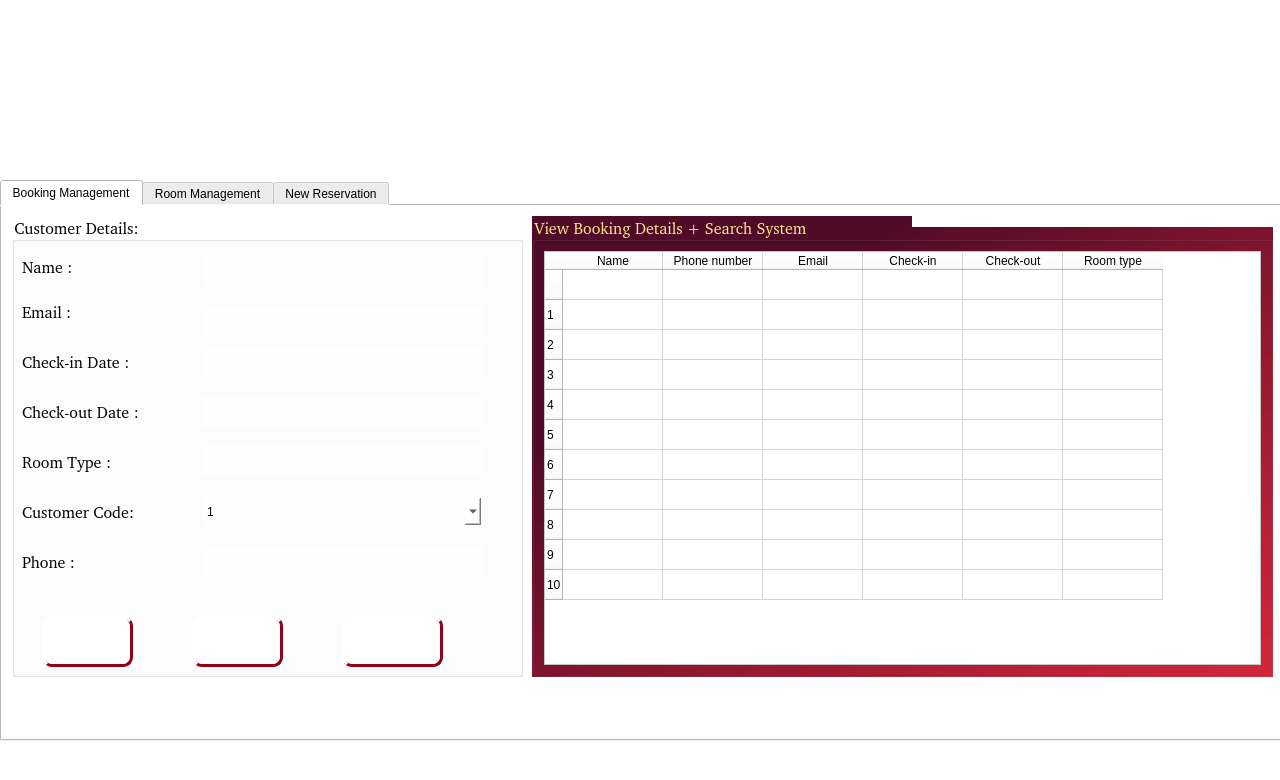
First picture: the form in ui/MainWindowManagement.ui, repository Tranle1509/HotelManagement, before the edit.
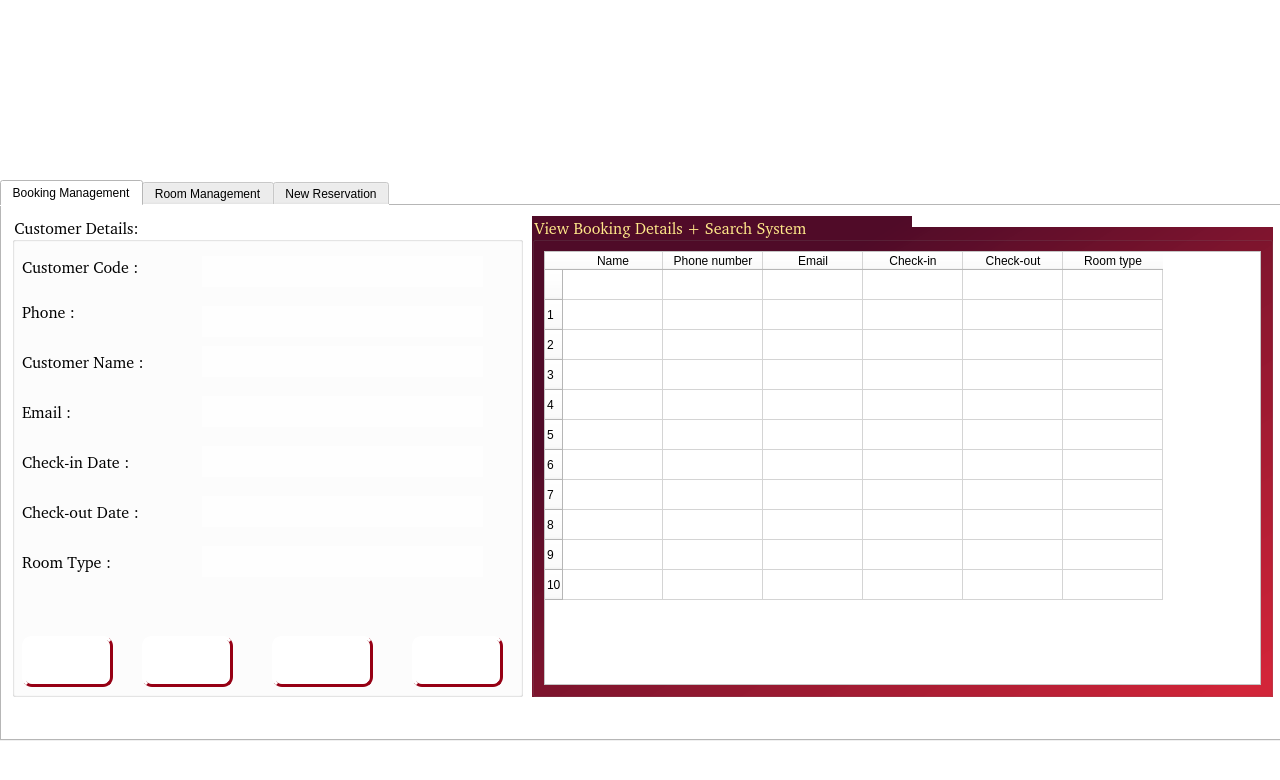
Second picture: the form after the edit. The open tabs and pages were chosen to show the change. Icons and pictures are not drawn.

The edit to the form file:
```diff
--- a/ui/MainWindowManagement.ui
+++ b/ui/MainWindowManagement.ui
@@ -60,7 +60,7 @@
         <x>530</x>
         <y>10</y>
         <width>741</width>
-        <height>461</height>
+        <height>481</height>
        </rect>
       </property>
       <property name="font">
@@ -232,7 +232,7 @@
         <x>10</x>
         <y>10</y>
         <width>511</width>
-        <height>461</height>
+        <height>481</height>
        </rect>
       </property>
       <property name="font">
@@ -269,7 +269,7 @@
        <property name="geometry">
         <rect>
          <x>10</x>
-         <y>80</y>
+         <y>180</y>
          <width>121</width>
          <height>31</height>
         </rect>
@@ -295,7 +295,7 @@
        <property name="geometry">
         <rect>
          <x>10</x>
-         <y>130</y>
+         <y>230</y>
          <width>151</width>
          <height>31</height>
         </rect>
@@ -320,7 +320,7 @@
        <property name="geometry">
         <rect>
          <x>10</x>
-         <y>180</y>
+         <y>280</y>
          <width>151</width>
          <height>31</height>
         </rect>
@@ -345,7 +345,7 @@
        <property name="geometry">
         <rect>
          <x>10</x>
-         <y>230</y>
+         <y>330</y>
          <width>151</width>
          <height>31</height>
         </rect>
@@ -370,7 +370,7 @@
        <property name="geometry">
         <rect>
          <x>10</x>
-         <y>280</y>
+         <y>130</y>
          <width>191</width>
          <height>31</height>
         </rect>
@@ -388,15 +388,15 @@
         <string notr="true">background-color: transparent; border:transparent;</string>
        </property>
        <property name="text">
-        <string>Customer Code:</string>
+        <string>Customer Name :</string>
        </property>
       </widget>
       <widget class="QLabel" name="label_173">
        <property name="geometry">
         <rect>
          <x>10</x>
-         <y>330</y>
-         <width>191</width>
+         <y>80</y>
+         <width>91</width>
          <height>31</height>
         </rect>
        </property>
@@ -419,8 +419,8 @@
       <widget class="QPushButton" name="pushButtonUpdate">
        <property name="geometry">
         <rect>
-         <x>30</x>
-         <y>400</y>
+         <x>10</x>
+         <y>420</y>
          <width>91</width>
          <height>51</height>
         </rect>
@@ -469,8 +469,8 @@
       <widget class="QPushButton" name="pushButtonDelete">
        <property name="geometry">
         <rect>
-         <x>180</x>
-         <y>400</y>
+         <x>130</x>
+         <y>420</y>
          <width>91</width>
          <height>51</height>
         </rect>
@@ -519,8 +519,8 @@
       <widget class="QPushButton" name="pushButtonreset">
        <property name="geometry">
         <rect>
-         <x>330</x>
-         <y>400</y>
+         <x>260</x>
+         <y>420</y>
          <width>101</width>
          <height>51</height>
         </rect>
@@ -623,46 +623,6 @@
 color: rgb(0, 0, 0);</string>
        </property>
       </widget>
-      <widget class="QComboBox" name="comboBox_3">
-       <property name="geometry">
-        <rect>
-         <x>190</x>
-         <y>280</y>
-         <width>281</width>
-         <height>31</height>
-        </rect>
-       </property>
-       <property name="styleSheet">
-        <string notr="true">border: 2px solid transparent;
-background-color: rgb(255, 255, 255,200);
-color: rgb(0, 0, 0);</string>
-       </property>
-       <item>
-        <property name="text">
-         <string>1</string>
-        </property>
-       </item>
-       <item>
-        <property name="text">
-         <string>2</string>
-        </property>
-       </item>
-       <item>
-        <property name="text">
-         <string>3</string>
-        </property>
-       </item>
-       <item>
-        <property name="text">
-         <string>4</string>
-        </property>
-       </item>
-       <item>
-        <property name="text">
-         <string>5</string>
-        </property>
-       </item>
-      </widget>
       <widget class="QLineEdit" name="lineEdit_3">
        <property name="geometry">
         <rect>
@@ -686,7 +646,7 @@
         <rect>
          <x>10</x>
          <y>30</y>
-         <width>121</width>
+         <width>151</width>
          <height>41</height>
         </rect>
        </property>
@@ -704,7 +664,7 @@
  border:transparent;</string>
        </property>
        <property name="text">
-        <string>Name :</string>
+        <string>Customer Code :</string>
        </property>
       </widget>
       <widget class="QLineEdit" name="lineEdit_4">
@@ -776,6 +736,74 @@
         <string/>
        </property>
       </widget>
+      <widget class="QLineEdit" name="lineEdit_8">
+       <property name="geometry">
+        <rect>
+         <x>190</x>
+         <y>280</y>
+         <width>281</width>
+         <height>31</height>
+        </rect>
+       </property>
+       <property name="styleSheet">
+        <string notr="true">border: 2px solid transparent;
+background-color: rgb(255, 255, 255,200);
+color: rgb(0, 0, 0);</string>
+       </property>
+       <property name="text">
+        <string/>
+       </property>
+      </widget>
+      <widget class="QPushButton" name="pushButtonReport">
+       <property name="geometry">
+        <rect>
+         <x>400</x>
+         <y>420</y>
+         <width>91</width>
+         <height>51</height>
+        </rect>
+       </property>
+       <property name="font">
+        <font>
+         <family>#9Slide03 SFU Toledo Bold</family>
+         <pointsize>-1</pointsize>
+         <weight>50</weight>
+         <italic>false</italic>
+         <bold>false</bold>
+        </font>
+       </property>
+       <property name="styleSheet">
+        <string notr="true">
+QPushButton {
+    background-color: qlineargradient(spread:pad, x1:0.221636, y1:0.171091, x2:0.994318, y2:0.960227,
+                                      stop:0.0681818 rgba(80, 11, 40, 255),
+                                      stop:1 rgba(211, 26, 48, 243)); /* Gradient màu nền */
+    color: white;
+    border-radius: 10px;
+    padding: 8px;
+    font-size: 14px;
+
+    /* Viền sáng ở trên &amp; tối ở dưới để tạo hiệu ứng 3D */
+    border: 2px solid rgb(255, 255, 255); /* Viền trắng tổng thể */
+    border-top: 3px solid rgb(255, 255, 255); /* Viền trên sáng hơn */
+    border-left: 3px solid rgb(255, 255, 255);
+    border-bottom: 3px solid rgb(150, 0, 20); /* Viền dưới tối hơn */
+    border-right: 3px solid rgb(150, 0, 20);
+}
+
+QPushButton:pressed {
+    border-top: 3px solid rgb(150, 0, 20); /* Khi nhấn, đổi viền trên tối hơn */
+    border-left: 3px solid rgb(150, 0, 20);
+    border-bottom: 3px solid rgb(255, 255, 255); /* Viền dưới sáng hơn */
+    border-right: 3px solid rgb(255, 255, 255);
+    background-color: rgb(150, 0, 20); /* Màu nền tối hơn khi nhấn */
+}
+</string>
+       </property>
+       <property name="text">
+        <string>Report</string>
+       </property>
+      </widget>
      </widget>
     </widget>
     <widget class="QWidget" name="widget">
```
Left out of the diff: 4 changed lines with no effect on the pictures.
